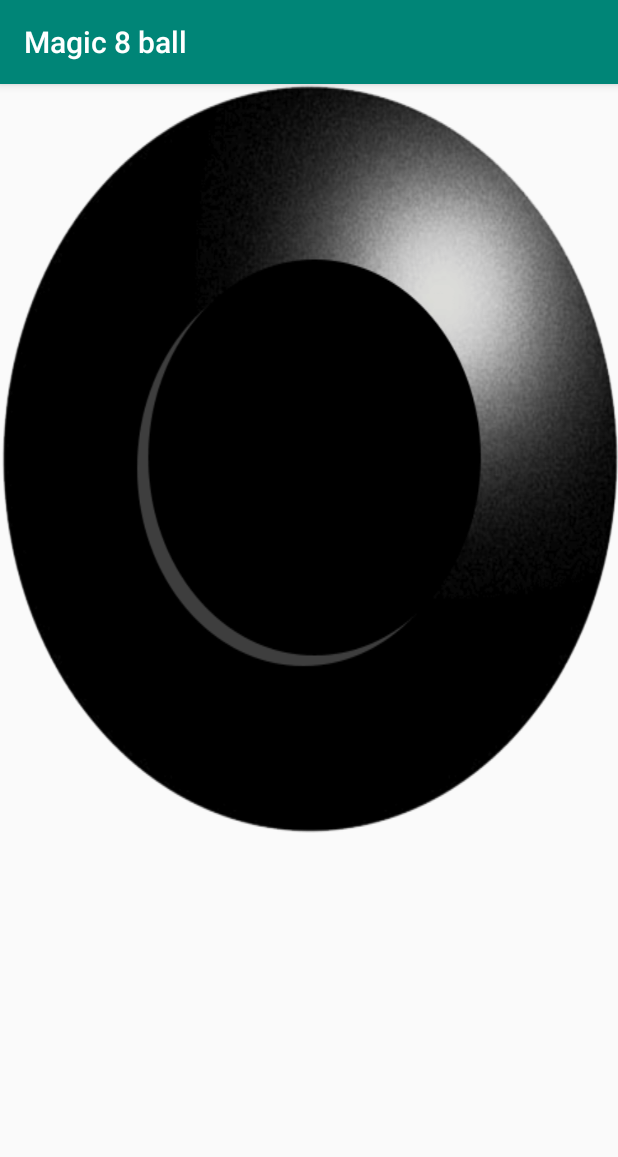
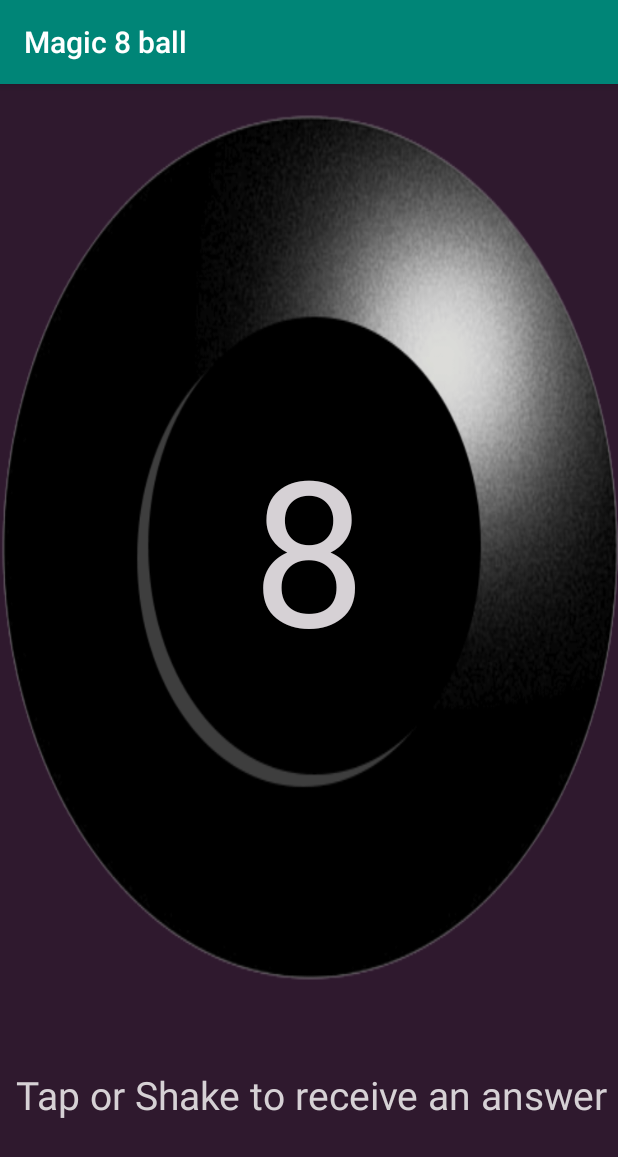
Before and after one commit to paulkirwan6/Magic8ball, an Android app: the screen it shows after launch (MainActivity), on a phone screen of 412 x 824 dp. Shown: the top 1157 px of the screen. Run offline under Robolectric (Android 15) with nearby library versions, the phone set to English and light mode, and no system bars.

Commit message:
UI changes, shake removed

```diff
--- a/app/src/main/java/com/example/magic8ball/MainActivity.java
+++ b/app/src/main/java/com/example/magic8ball/MainActivity.java
@@ -20,9 +20,6 @@ public class MainActivity extends AppCompatActivity
     private float mAccelCurrent; // current acceleration including gravity
     private float mAccelLast; // last acceleration including gravity
 
-    private String answer = "Tap or Shake to receive an answer";
-
-
     @Override
     protected void onCreate(Bundle savedInstanceState) {
         super.onCreate(savedInstanceState);
@@ -31,12 +28,7 @@ public class MainActivity extends AppCompatActivity
         //Force portrait orientation
         setRequestedOrientation(ActivityInfo.SCREEN_ORIENTATION_PORTRAIT);
 
-        //Shake sensor setup
-        mSensorManager = (SensorManager) getSystemService(Context.SENSOR_SERVICE);
-        mSensorManager.registerListener(mSensorListener, mSensorManager.getDefaultSensor(Sensor.TYPE_ACCELEROMETER), SensorManager.SENSOR_DELAY_NORMAL);
-        mAccel = 0.00f;
-        mAccelCurrent = SensorManager.GRAVITY_EARTH;
-        mAccelLast = SensorManager.GRAVITY_EARTH;
+
 
         onTap();
     }
@@ -54,50 +46,30 @@ public class MainActivity extends AppCompatActivity
         });
     }
 
-    //Detect phone shaked
-    private final SensorEventListener mSensorListener = new SensorEventListener() {
 
-        public void onSensorChanged(SensorEvent se) {
-            float x = se.values[0];
-            float y = se.values[1];
-            float z = se.values[2];
-            mAccelLast = mAccelCurrent;
-            mAccelCurrent = (float) Math.sqrt((double) (x*x + y*y + z*z));
-            float delta = mAccelCurrent - mAccelLast;
-            mAccel = mAccel * 0.9f + delta; // perform low-cut filter
-        }
 
-        public void onAccuracyChanged(Sensor sensor, int accuracy) {
-        }
-    };
 
-    //On shake
-    @Override
-    protected void onResume() {
-        super.onResume();
-        mSensorManager.registerListener(mSensorListener, mSensorManager.getDefaultSensor(Sensor.TYPE_ACCELEROMETER), SensorManager.SENSOR_DELAY_NORMAL);
-        System.out.println("\nShake detected.\n");
-        onInput();
-    }
-
-    @Override
-    protected void onPause() {
-        mSensorManager.unregisterListener(mSensorListener);
-        System.out.println("\nShake stopped\n");
-        super.onPause();
-    }
 
     //Change text with new answer
     public void onInput()
     {
+        hideEight();
         final TextView answer = findViewById(R.id.answer);
         answer.setText(generateAnswer());
+    }
+
+    public void hideEight()
+    {
+        TextView eight = findViewById(R.id.eight);
+        //Toggle
+        if (eight.getVisibility() == View.VISIBLE)
+            eight.setVisibility(View.INVISIBLE);
     }
 
     //Select random answer to return
     public String generateAnswer()
     {
-        //Random int between 1 & 8inclusive
+        //Random int
         int random =(int) (Math.random()*3+1);
 
         //1 random answer out of 3 is picked
--- a/app/src/main/res/layout/activity_main.xml
+++ b/app/src/main/res/layout/activity_main.xml
@@ -1,30 +1,81 @@
 <?xml version="1.0" encoding="utf-8"?>
-<androidx.constraintlayout.widget.ConstraintLayout xmlns:android="http://schemas.android.com/apk/res/android"
+<androidx.appcompat.widget.LinearLayoutCompat xmlns:android="http://schemas.android.com/apk/res/android"
     xmlns:app="http://schemas.android.com/apk/res-auto"
     xmlns:tools="http://schemas.android.com/tools"
+    android:id="@+id/linearLayoutCompat"
     android:layout_width="match_parent"
     android:layout_height="match_parent"
+    android:background="@color/darkBackground"
+    android:orientation="vertical"
+    android:weightSum="100"
     tools:context=".MainActivity">
+
+    <RelativeLayout
+        android:layout_width="wrap_content"
+        android:layout_height="wrap_content"
+        android:layout_weight="80"
+        >
 
         <ImageButton
             android:id="@+id/imageButton"
+            android:contentDescription="@string/imageDescription"
             android:layout_width="match_parent"
-        android:layout_height="wrap_content"
+            android:layout_height="578dp"
+            android:layout_alignParentEnd="true"
+            android:layout_marginTop="20dp"
+            android:layout_marginStart="0dp"
+            android:layout_marginEnd="0dp"
+            android:layout_marginBottom="8dp"
             android:background="@drawable/eight_ball_empty"
             android:clickable="true"
             android:focusable="true"
-        tools:layout_editor_absoluteX="33dp"
-        tools:layout_editor_absoluteY="115dp" />
+            app:layout_constraintBottom_toBottomOf="parent"/>
+
+        <TextView
+            android:id="@+id/eight"
+            android:layout_width="wrap_content"
+            android:layout_height="wrap_content"
+            android:text="@string/eight"
+            android:textSize="135sp"
+            android:textColor="@color/textWhite"
+            android:gravity="center"
+            android:visibility="visible"
+            android:layout_alignStart="@id/imageButton"
+            android:layout_alignTop="@id/imageButton"
+            android:layout_alignEnd="@id/imageButton"
+            android:layout_alignBottom="@id/imageButton"
+            />
+
 
         <TextView
             android:id="@+id/answer"
-        android:layout_width="88dp"
-        android:layout_height="70dp"
-        android:text="@string/answer"
+            android:text=""
+            android:layout_width="186dp"
+            android:layout_height="116dp"
+            android:textAlignment="center"
+            android:gravity="center"
+            android:textColor="@color/lightText"
+            android:textSize="25sp"
+            android:layout_alignStart="@id/imageButton"
+            android:layout_alignTop="@id/imageButton"
+            android:layout_alignEnd="@id/imageButton"
+            android:layout_alignBottom="@id/imageButton" />
+
+
+    </RelativeLayout>
+
+    <TextView
+        android:id="@+id/instruction"
+        android:layout_weight="20"
+        android:layout_width="415dp"
+        android:layout_height="99dp"
+        android:text="@string/instruction"
+        android:textAlignment="center"
+        android:textColor="@color/textWhite"
+        android:textSize="26sp"
         app:layout_constraintBottom_toBottomOf="parent"
-        app:layout_constraintHorizontal_bias="0.498"
+        app:layout_constraintHorizontal_bias="0.0"
         app:layout_constraintLeft_toLeftOf="parent"
-        app:layout_constraintRight_toRightOf="parent"
-        app:layout_constraintTop_toTopOf="parent" />
+        app:layout_constraintRight_toRightOf="parent" />
 
-</androidx.constraintlayout.widget.ConstraintLayout >
+</androidx.appcompat.widget.LinearLayoutCompat>
--- a/app/src/main/res/values/colors.xml
+++ b/app/src/main/res/values/colors.xml
@@ -3,4 +3,7 @@
     <color name="colorPrimary">#008577</color>
     <color name="colorPrimaryDark">#00574B</color>
     <color name="colorAccent">#D81B60</color>
+    <color name="darkBackground">#2F192E</color>
+    <color name="lightText">#998E98</color>
+    <color name="textWhite">#D6D1D5</color>
 </resources>
--- a/app/src/main/res/values/strings.xml
+++ b/app/src/main/res/values/strings.xml
@@ -1,4 +1,6 @@
 <resources>
     <string name="app_name">Magic 8 ball</string>
-    <string name="answer" >Tap or Shake to receive an answer </string>
+    <string name="instruction" >Tap or Shake to receive an answer </string>
+    <string name="imageDescription">Tap to change text</string>
+    <string name="eight">8</string>
 </resources>
```
Also changed, not shown: app/src/main/res/drawable-v24/eight.jpg (added). Lines whose indentation alone changed are shown as unchanged.
